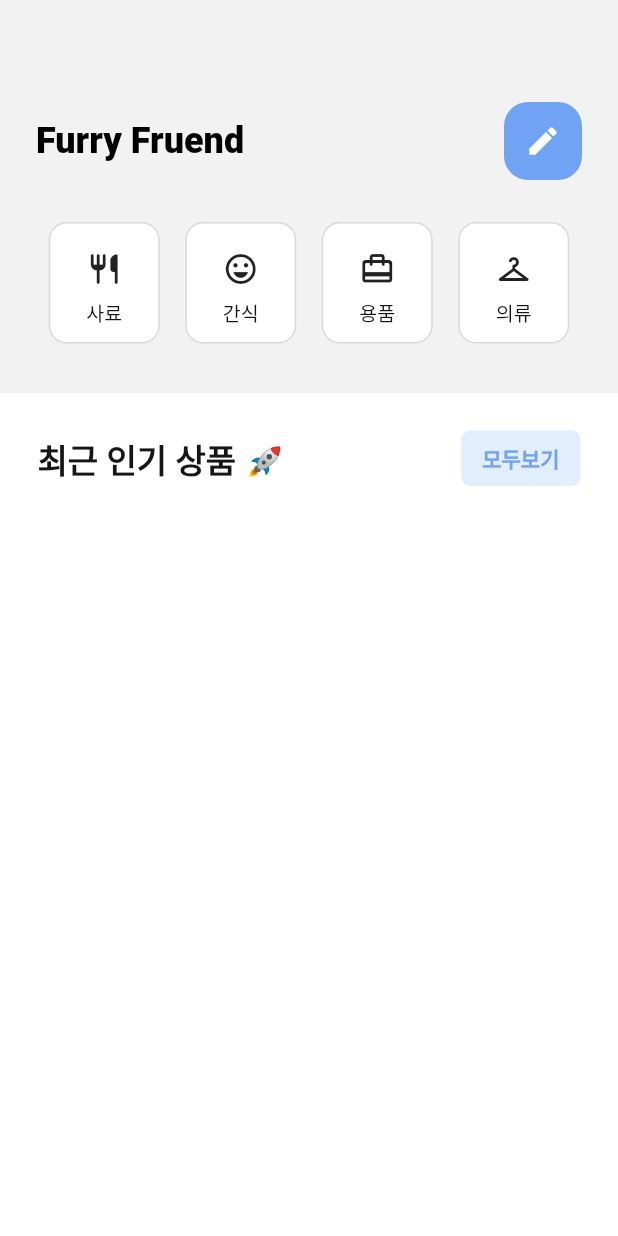
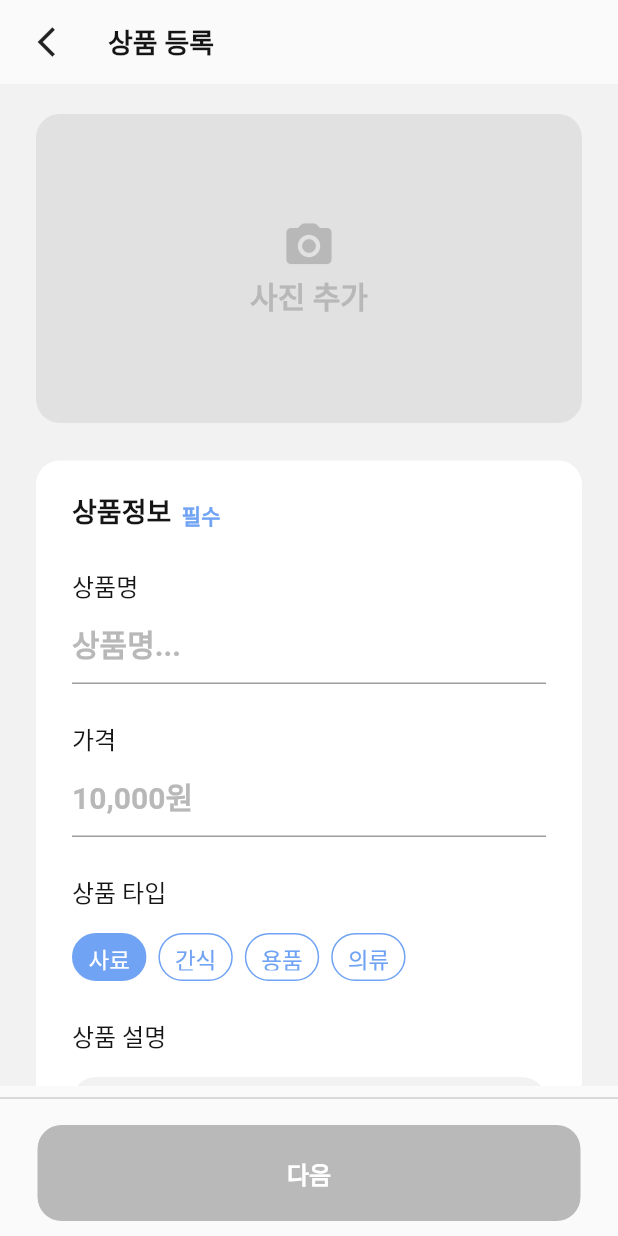
Before and after one commit to Team-Furry-Friend/Furry-Friend-App, a Flutter app: the HomeScreen screen opened directly, after a tap on the "edit" icon, on a phone screen of 412 x 824 dp. Run offline on Flutter 3.47's test engine with Material 2 defaults, Android fonts, the phone set to English and light mode, and no system bars; our stand-ins replace dio, google_sign_in, shared_preferences; missing offline and left inert: flutter_naver_login, kakao_flutter_sdk; accounts and stored records are empty; network calls fail; Roboto replaces fonts that are missing (Pretendard).

Commit message:
[feat] 상품 등록 화면 UI 제작

```diff
--- a/lib/app/screen/home_screen.dart
+++ b/lib/app/screen/home_screen.dart
@@ -1,4 +1,5 @@
 import 'package:flutter/material.dart';
+import 'package:furry_friend/app/screen/product_write_screen.dart';
 import 'package:furry_friend/domain/providers/post_provider.dart';
 import 'package:furry_friend/domain/providers/user_provider.dart';
 import 'package:furry_friend/common/prefs_utils.dart';
@@ -53,7 +54,12 @@ class _HomeScreenState extends State<HomeScreen> {
                   ),
                 )),
                 GestureDetector(
-                  onTap: () {},
+                  onTap: () {
+                    Navigator.push(
+                        context,
+                        MaterialPageRoute(
+                            builder: (context) => const ProductWriteScreen()));
+                  },
                   child: Container(
                     padding: const EdgeInsets.all(14),
                     margin: const EdgeInsets.only(left: 15),
--- /dev/null
+++ b/lib/app/screen/product_write_screen.dart
@@ -0,0 +1,165 @@
+import 'package:flutter/material.dart';
+import 'package:furry_friend/app/widget/color.dart';
+import 'package:furry_friend/app/widget/common_widget.dart';
+import 'package:furry_friend/app/widget/product_write_widget.dart';
+
+class ProductWriteScreen extends StatefulWidget {
+  const ProductWriteScreen({super.key});
+
+  @override
+  State<ProductWriteScreen> createState() => _ProductWriteScreenState();
+}
+
+class _ProductWriteScreenState extends State<ProductWriteScreen> {
+  final _productNameController = TextEditingController();
+  final _priceController = TextEditingController();
+  final _descriptionController = TextEditingController();
+  int selectTypeIndex = 0;
+
+  @override
+  Widget build(BuildContext context) {
+    return Scaffold(
+      appBar: DefaultAppBar(context,
+          title: const Text(
+            '상품 등록',
+            style: TextStyle(
+              fontSize: 18,
+              color: mainBlack,
+              fontWeight: FontWeight.w600,
+            ),
+          )),
+      body: Column(
+        children: [
+          Expanded(
+            child: SingleChildScrollView(
+              child: Container(
+                width: double.infinity,
+                color: backgroundColor,
+                padding:
+                    const EdgeInsets.symmetric(vertical: 20, horizontal: 24),
+                child: Column(
+                  children: [
+                    GestureDetector(
+                      onTap: () {},
+                      child: Container(
+                        padding: const EdgeInsets.symmetric(vertical: 70),
+                        width: double.infinity,
+                        decoration: BoxDecoration(
+                            color: const Color(0xFFE1E1E1),
+                            borderRadius: BorderRadius.circular(16)),
+                        child: const Column(
+                          children: [
+                            Icon(
+                              Icons.camera_alt_rounded,
+                              color: Color(0xFFB8B8B8),
+                              size: 36,
+                            ),
+                            Text(
+                              '사진 추가',
+                              style: TextStyle(
+                                color: Color(0xFFB8B8B8),
+                                fontSize: 20,
+                                fontWeight: FontWeight.w800,
+                              ),
+                            )
+                          ],
+                        ),
+                      ),
+                    ),
+                    Container(
+                      width: double.infinity,
+                      margin: const EdgeInsets.only(top: 25),
+                      padding: const EdgeInsets.symmetric(
+                          vertical: 20, horizontal: 24),
+                      decoration: BoxDecoration(
+                          color: Colors.white,
+                          borderRadius: BorderRadius.circular(16)),
+                      child: Column(
+                        crossAxisAlignment: CrossAxisAlignment.start,
+                        children: [
+                          const Row(
+                            crossAxisAlignment: CrossAxisAlignment.end,
+                            children: [
+                              Text(
+                                '상품정보',
+                                style: TextStyle(
+                                  color: mainBlack,
+                                  fontSize: 18,
+                                  fontWeight: FontWeight.w600,
+                                ),
+                              ),
+                              Text(
+                                '  필수',
+                                style: TextStyle(
+                                  color: mainColor,
+                                  fontWeight: FontWeight.w600,
+                                ),
+                              )
+                            ],
+                          ),
+                          ProductWriteFrame(
+                            titleText: '상품명',
+                            childWidget: ProductTextField(
+                              controller: _productNameController,
+                              hintText: '상품명...',
+                            ),
+                          ),
+                          ProductWriteFrame(
+                            titleText: '가격',
+                            childWidget: ProductTextField(
+                              controller: _priceController,
+                              hintText: '10,000원',
+                              inputType: TextInputType.number,
+                            ),
+                          ),
+                          ProductWriteFrame(
+                            titleText: '상품 타입',
+                            childWidget: Padding(
+                              padding: const EdgeInsets.only(top: 16),
+                              child: TextLabelLayout(
+                                selectLabelIndex: selectTypeIndex,
+                                labelOnTap: (int index) {
+                                  if (index != selectTypeIndex) {
+                                    setState(() {
+                                      selectTypeIndex = index;
+                                    });
+                                  }
+                                },
+                              ),
+                            ),
+                          ),
+                          ProductWriteFrame(
+                            titleText: '상품 설명',
+                            childWidget: Padding(
+                              padding: const EdgeInsets.only(top: 16),
+                              child: GrayTextFieldLayout(
+                                marginValue: 0,
+                                maxLines: 6,
+                                textController: _descriptionController,
+                                hintText: '상품에 관한 설명을 적어주세요',
+                              ),
+                            ),
+                          )
+                        ],
+                      ),
+                    )
+                  ],
+                ),
+              ),
+            ),
+          ),
+          BottomButtonLayout(
+              onTap: completeButtonOnTap,
+              text: "다음",
+              backgroundColor: completeCheck() ? mainColor : deepGray),
+        ],
+      ),
+    );
+  }
+
+  bool completeCheck() {
+    return false;
+  }
+
+  void completeButtonOnTap() {}
+}
--- a/lib/app/screen/seach_screen.dart
+++ b/lib/app/screen/seach_screen.dart
@@ -1,5 +1,6 @@
 import 'package:flutter/material.dart';
 import 'package:furry_friend/app/widget/color.dart';
+import 'package:furry_friend/app/widget/common_widget.dart';
 import 'package:furry_friend/domain/providers/search_provider.dart';
 import 'package:provider/provider.dart';
 
@@ -69,18 +70,9 @@ class _SearchScreenState extends State<SearchScreen> {
                     },
                   ),
                 ),
-                Row(
-                  children: [
-                    for (int index = 0; index < typeList.length; index++)
-                      Padding(
-                        padding: const EdgeInsets.only(right: 8),
-                        child: TypeLabel(
-                          type: typeList[index],
-                          isSelectedLabel: widget.selectLabelIndex == index,
-                          onTap: () => labelOnTap(index),
-                        ),
-                      ),
-                  ],
+                TextLabelLayout(
+                  selectLabelIndex: widget.selectLabelIndex,
+                  labelOnTap: labelOnTap,
                 ),
                 Padding(
                   padding: const EdgeInsets.only(top: 10),
--- a/lib/app/widget/common_widget.dart
+++ b/lib/app/widget/common_widget.dart
@@ -1,4 +1,5 @@
 import 'package:flutter/material.dart';
+import 'package:flutter/rendering.dart';
 
 import '../screen/home_screen.dart';
 import 'color.dart';
@@ -158,20 +159,25 @@ class GrayTextFieldLayout extends StatelessWidget {
     super.key,
     required this.textController,
     required this.hintText,
+    this.marginValue = 24,
+    this.maxLines = 1,
   });
 
   final TextEditingController textController;
   final String hintText;
+  final double marginValue;
+  final int maxLines;
 
   @override
   Widget build(BuildContext context) {
     return Container(
-      margin: const EdgeInsets.symmetric(horizontal: 24),
-      padding: const EdgeInsets.symmetric(vertical: 8, horizontal: 18),
+      margin: EdgeInsets.symmetric(horizontal: marginValue),
+      padding: const EdgeInsets.symmetric(vertical: 14, horizontal: 18),
       decoration: BoxDecoration(
           color: backgroundColor, borderRadius: BorderRadius.circular(16)),
       child: TextField(
           controller: textController,
+          maxLines: maxLines,
           decoration: InputDecoration(
             border: InputBorder.none,
             hintText: hintText,
@@ -184,3 +190,76 @@ class GrayTextFieldLayout extends StatelessWidget {
     );
   }
 }
+
+class TextLabelLayout extends StatelessWidget {
+  const TextLabelLayout({
+    super.key,
+    required this.selectLabelIndex,
+    required this.labelOnTap,
+  });
+
+  final int selectLabelIndex;
+  final Function(int) labelOnTap;
+  final typeList = const [
+    '사료',
+    '간식',
+    '용품',
+    '의류',
+  ];
+
+  @override
+  Widget build(BuildContext context) {
+    return SizedBox(
+      height: 32,
+      child: ListView.builder(
+          padding: EdgeInsets.zero,
+          scrollDirection: Axis.horizontal,
+          itemCount: typeList.length,
+          itemBuilder: (context, index) {
+            final type = typeList[index];
+            return Padding(
+              padding: const EdgeInsets.only(right: 8),
+              child: TypeLabel(
+                type: type,
+                isSelectedLabel: selectLabelIndex == index,
+                onTap: () => labelOnTap(index),
+              ),
+            );
+          }),
+    );
+  }
+}
+
+class TypeLabel extends StatelessWidget {
+  const TypeLabel({
+    super.key,
+    required this.type,
+    required this.isSelectedLabel,
+    required this.onTap,
+  });
+
+  final String type;
+  final bool isSelectedLabel;
+  final Function onTap;
+
+  @override
+  Widget build(BuildContext context) {
+    return GestureDetector(
+      onTap: () => onTap(),
+      child: Container(
+        padding: const EdgeInsets.symmetric(vertical: 6, horizontal: 10),
+        decoration: BoxDecoration(
+            color: isSelectedLabel ? mainColor : Colors.transparent,
+            borderRadius: BorderRadius.circular(24),
+            border: Border.all(color: const Color(0xFF70A3F3), width: 1)),
+        child: Text(
+          type,
+          style: TextStyle(
+            fontSize: 15,
+            color: isSelectedLabel ? Colors.white : const Color(0xFF70A3F3),
+          ),
+        ),
+      ),
+    );
+  }
+}
--- /dev/null
+++ b/lib/app/widget/product_write_widget.dart
@@ -0,0 +1,57 @@
+import 'package:flutter/material.dart';
+import 'package:furry_friend/app/widget/color.dart';
+
+class ProductTextField extends StatelessWidget {
+  const ProductTextField(
+      {super.key,
+      required this.controller,
+      required this.hintText,
+      this.inputType = TextInputType.text});
+
+  final TextInputType inputType;
+  final TextEditingController controller;
+  final String hintText;
+
+  @override
+  Widget build(BuildContext context) {
+    return TextField(
+        controller: controller,
+        keyboardType: inputType,
+        decoration: InputDecoration(
+          hintText: hintText,
+          hintStyle: const TextStyle(
+            color: Color(0xFFB8B8B8),
+            fontSize: 20,
+            fontWeight: FontWeight.w700,
+          ),
+        ));
+  }
+}
+
+class ProductWriteFrame extends StatelessWidget {
+  const ProductWriteFrame(
+      {super.key, required this.titleText, required this.childWidget});
+
+  final String titleText;
+  final Widget childWidget;
+
+  @override
+  Widget build(BuildContext context) {
+    return Column(
+      crossAxisAlignment: CrossAxisAlignment.start,
+      children: [
+        Padding(
+          padding: const EdgeInsets.only(top: 24),
+          child: Text(
+            titleText,
+            style: const TextStyle(
+              color: mainBlack,
+              fontSize: 16,
+            ),
+          ),
+        ),
+        childWidget
+      ],
+    );
+  }
+}
--- a/lib/app/widget/search_widget.dart
+++ b/lib/app/widget/search_widget.dart
@@ -46,40 +46,6 @@ class SearchWidget extends StatelessWidget {
             ),
           )
         ],
-      ),
-    );
-  }
-}
-
-class TypeLabel extends StatelessWidget {
-  const TypeLabel({
-    super.key,
-    required this.type,
-    required this.isSelectedLabel,
-    required this.onTap,
-  });
-
-  final String type;
-  final bool isSelectedLabel;
-  final Function onTap;
-
-  @override
-  Widget build(BuildContext context) {
-    return GestureDetector(
-      onTap: () => onTap(),
-      child: Container(
-        padding: const EdgeInsets.symmetric(vertical: 6, horizontal: 10),
-        decoration: BoxDecoration(
-            color: isSelectedLabel ? mainColor : Colors.transparent,
-            borderRadius: BorderRadius.circular(24),
-            border: Border.all(color: const Color(0xFF70A3F3), width: 1)),
-        child: Text(
-          type,
-          style: TextStyle(
-            fontSize: 15,
-            color: isSelectedLabel ? Colors.white : const Color(0xFF70A3F3),
-          ),
-        ),
       ),
     );
   }
```
